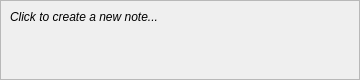
First picture: the form in python/app/widgets/note_input_widget/resources/note_input_widget.ui, repository shotgunsoftware/tk-multi-shotgunpanel, before the edit.
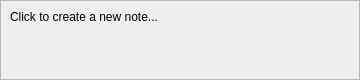
Second picture: the form after the edit. Icons and pictures are not drawn. Custom widgets are drawn as their Qt base class.

Patch:
```diff
--- a/python/app/widgets/note_input_widget/resources/note_input_widget.ui
+++ b/python/app/widgets/note_input_widget/resources/note_input_widget.ui
@@ -191,7 +191,7 @@
           <item>
            <widget class="QLabel" name="placeholder_label">
             <property name="text">
-             <string>&lt;i&gt;Click to create a new note...&lt;/i&gt;</string>
+             <string>Click to create a new note...</string>
             </property>
             <property name="alignment">
              <set>Qt::AlignLeading|Qt::AlignLeft|Qt::AlignTop</set>
```
